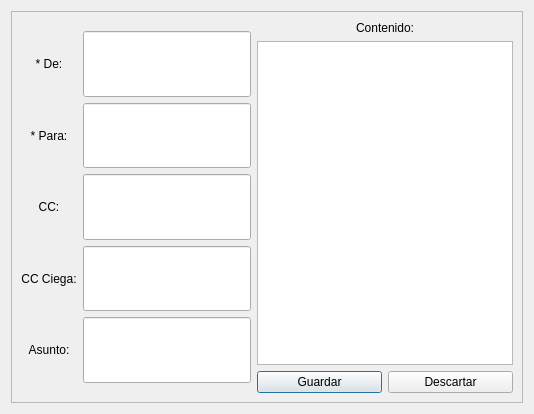
The window that modificar.ui (roblescristian4722/lector_correo) describes before a commit, drawn with Qt 5.
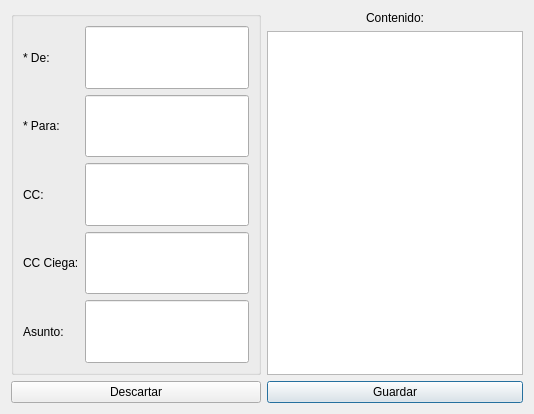
The same window after the commit.

Patch:
```diff
--- a/modificar.ui
+++ b/modificar.ui
@@ -13,178 +13,159 @@
   <property name="windowTitle">
    <string>Dialog</string>
   </property>
-  <layout class="QGridLayout" name="gridLayout">
+  <layout class="QGridLayout" name="gridLayout_2">
    <item row="0" column="0">
-    <widget class="QFrame" name="frame">
-     <property name="frameShape">
-      <enum>QFrame::StyledPanel</enum>
+    <widget class="QGroupBox" name="groupBoxLineEdit">
+     <property name="title">
+      <string/>
      </property>
-     <property name="frameShadow">
-      <enum>QFrame::Raised</enum>
-     </property>
-     <layout class="QGridLayout" name="gridLayout_2">
-      <item row="1" column="2" colspan="2">
-       <widget class="QPlainTextEdit" name="contenido_caja"/>
+     <layout class="QGridLayout" name="gridLayout">
+      <item row="0" column="0">
+       <widget class="QLabel" name="rem">
+        <property name="text">
+         <string>* De:</string>
+        </property>
+        <property name="alignment">
+         <set>Qt::AlignLeading|Qt::AlignLeft|Qt::AlignVCenter</set>
+        </property>
+       </widget>
       </item>
-      <item row="2" column="2">
-       <widget class="QPushButton" name="guardar">
+      <item row="1" column="0">
+       <widget class="QLabel" name="des">
+        <property name="text">
+         <string>* Para:</string>
+        </property>
+        <property name="alignment">
+         <set>Qt::AlignLeading|Qt::AlignLeft|Qt::AlignVCenter</set>
+        </property>
+       </widget>
+      </item>
+      <item row="6" column="1">
+       <widget class="QLineEdit" name="asunto_linea">
         <property name="sizePolicy">
-         <sizepolicy hsizetype="Minimum" vsizetype="Preferred">
+         <sizepolicy hsizetype="Preferred" vsizetype="Preferred">
           <horstretch>0</horstretch>
           <verstretch>0</verstretch>
          </sizepolicy>
         </property>
+       </widget>
+      </item>
+      <item row="2" column="0">
+       <widget class="QLabel" name="copiaCarbon">
         <property name="text">
-         <string>Guardar</string>
+         <string>CC:</string>
         </property>
+        <property name="alignment">
+         <set>Qt::AlignLeading|Qt::AlignLeft|Qt::AlignVCenter</set>
+        </property>
        </widget>
       </item>
-      <item row="2" column="3">
-       <widget class="QPushButton" name="descartar">
+      <item row="6" column="0">
+       <widget class="QLabel" name="asunto">
+        <property name="text">
+         <string>Asunto:</string>
+        </property>
+        <property name="alignment">
+         <set>Qt::AlignLeading|Qt::AlignLeft|Qt::AlignVCenter</set>
+        </property>
+       </widget>
+      </item>
+      <item row="5" column="1">
+       <widget class="QLineEdit" name="copiaCarbonCiega_linea">
         <property name="sizePolicy">
-         <sizepolicy hsizetype="Minimum" vsizetype="Preferred">
+         <sizepolicy hsizetype="Expanding" vsizetype="Preferred">
           <horstretch>0</horstretch>
           <verstretch>0</verstretch>
          </sizepolicy>
         </property>
-        <property name="text">
-         <string>Descartar</string>
-        </property>
        </widget>
       </item>
-      <item row="0" column="1" rowspan="3">
-       <layout class="QVBoxLayout" name="verticalLayout">
-        <property name="topMargin">
-         <number>10</number>
+      <item row="5" column="0">
+       <widget class="QLabel" name="copiaCarbonCiega">
+        <property name="text">
+         <string>CC Ciega:</string>
         </property>
-        <property name="bottomMargin">
-         <number>10</number>
+        <property name="alignment">
+         <set>Qt::AlignLeading|Qt::AlignLeft|Qt::AlignVCenter</set>
         </property>
-        <item>
-         <widget class="QLineEdit" name="rem_linea">
-          <property name="sizePolicy">
-           <sizepolicy hsizetype="Expanding" vsizetype="Preferred">
-            <horstretch>0</horstretch>
-            <verstretch>0</verstretch>
-           </sizepolicy>
-          </property>
-         </widget>
-        </item>
-        <item>
-         <widget class="QLineEdit" name="des_linea">
-          <property name="sizePolicy">
-           <sizepolicy hsizetype="Expanding" vsizetype="Preferred">
-            <horstretch>0</horstretch>
-            <verstretch>0</verstretch>
-           </sizepolicy>
-          </property>
-         </widget>
-        </item>
-        <item>
-         <widget class="QLineEdit" name="copiaCarbon_linea">
-          <property name="sizePolicy">
-           <sizepolicy hsizetype="Expanding" vsizetype="Preferred">
-            <horstretch>0</horstretch>
-            <verstretch>0</verstretch>
-           </sizepolicy>
-          </property>
-         </widget>
-        </item>
-        <item>
-         <widget class="QLineEdit" name="copiaCarbonCiega_linea">
-          <property name="sizePolicy">
-           <sizepolicy hsizetype="Expanding" vsizetype="Preferred">
-            <horstretch>0</horstretch>
-            <verstretch>0</verstretch>
-           </sizepolicy>
-          </property>
-         </widget>
-        </item>
-        <item>
-         <widget class="QLineEdit" name="asunto_linea">
-          <property name="sizePolicy">
-           <sizepolicy hsizetype="Preferred" vsizetype="Preferred">
-            <horstretch>0</horstretch>
-            <verstretch>0</verstretch>
-           </sizepolicy>
-          </property>
-         </widget>
-        </item>
-       </layout>
+       </widget>
       </item>
-      <item row="0" column="0" rowspan="3">
-       <layout class="QVBoxLayout" name="verticalLayout_2">
-        <property name="topMargin">
-         <number>10</number>
+      <item row="0" column="1">
+       <widget class="QLineEdit" name="rem_linea">
+        <property name="sizePolicy">
+         <sizepolicy hsizetype="Expanding" vsizetype="Preferred">
+          <horstretch>0</horstretch>
+          <verstretch>0</verstretch>
+         </sizepolicy>
         </property>
-        <property name="bottomMargin">
-         <number>10</number>
-        </property>
-        <item>
-         <widget class="QLabel" name="rem">
-          <property name="text">
-           <string>* De:</string>
-          </property>
-          <property name="alignment">
-           <set>Qt::AlignCenter</set>
-          </property>
-         </widget>
-        </item>
-        <item>
-         <widget class="QLabel" name="des">
-          <property name="text">
-           <string>* Para:</string>
-          </property>
-          <property name="alignment">
-           <set>Qt::AlignCenter</set>
-          </property>
-         </widget>
-        </item>
-        <item>
-         <widget class="QLabel" name="copiaCarbon">
-          <property name="text">
-           <string>CC:</string>
-          </property>
-          <property name="alignment">
-           <set>Qt::AlignCenter</set>
-          </property>
-         </widget>
-        </item>
-        <item>
-         <widget class="QLabel" name="copiaCarbonCiega">
-          <property name="text">
-           <string>CC Ciega:</string>
-          </property>
-          <property name="alignment">
-           <set>Qt::AlignCenter</set>
-          </property>
-         </widget>
-        </item>
-        <item>
-         <widget class="QLabel" name="asunto">
-          <property name="text">
-           <string>Asunto:</string>
-          </property>
-          <property name="alignment">
-           <set>Qt::AlignCenter</set>
-          </property>
-         </widget>
-        </item>
-       </layout>
+       </widget>
       </item>
-      <item row="0" column="2" colspan="2">
-       <widget class="QLabel" name="contenido">
-        <property name="text">
-         <string>Contenido:</string>
+      <item row="1" column="1">
+       <widget class="QLineEdit" name="des_linea">
+        <property name="sizePolicy">
+         <sizepolicy hsizetype="Expanding" vsizetype="Preferred">
+          <horstretch>0</horstretch>
+          <verstretch>0</verstretch>
+         </sizepolicy>
         </property>
-        <property name="alignment">
-         <set>Qt::AlignCenter</set>
+       </widget>
+      </item>
+      <item row="2" column="1">
+       <widget class="QLineEdit" name="copiaCarbon_linea">
+        <property name="sizePolicy">
+         <sizepolicy hsizetype="Expanding" vsizetype="Preferred">
+          <horstretch>0</horstretch>
+          <verstretch>0</verstretch>
+         </sizepolicy>
         </property>
        </widget>
       </item>
      </layout>
     </widget>
    </item>
+   <item row="0" column="1">
+    <layout class="QVBoxLayout" name="verticalLayout">
+     <item>
+      <widget class="QLabel" name="contenido">
+       <property name="text">
+        <string>Contenido:</string>
+       </property>
+       <property name="alignment">
+        <set>Qt::AlignCenter</set>
+       </property>
+      </widget>
+     </item>
+     <item>
+      <widget class="QPlainTextEdit" name="contenido_caja"/>
+     </item>
+    </layout>
+   </item>
+   <item row="1" column="1">
+    <widget class="QPushButton" name="guardar">
+     <property name="sizePolicy">
+      <sizepolicy hsizetype="Minimum" vsizetype="Preferred">
+       <horstretch>0</horstretch>
+       <verstretch>0</verstretch>
+      </sizepolicy>
+     </property>
+     <property name="text">
+      <string>Guardar</string>
+     </property>
+    </widget>
+   </item>
+   <item row="1" column="0">
+    <widget class="QPushButton" name="descartar">
+     <property name="sizePolicy">
+      <sizepolicy hsizetype="Minimum" vsizetype="Preferred">
+       <horstretch>0</horstretch>
+       <verstretch>0</verstretch>
+      </sizepolicy>
+     </property>
+     <property name="text">
+      <string>Descartar</string>
+     </property>
+    </widget>
+   </item>
   </layout>
  </widget>
  <resources/>
```
Left out of the diff: 14 changed lines with no effect on the pictures.
